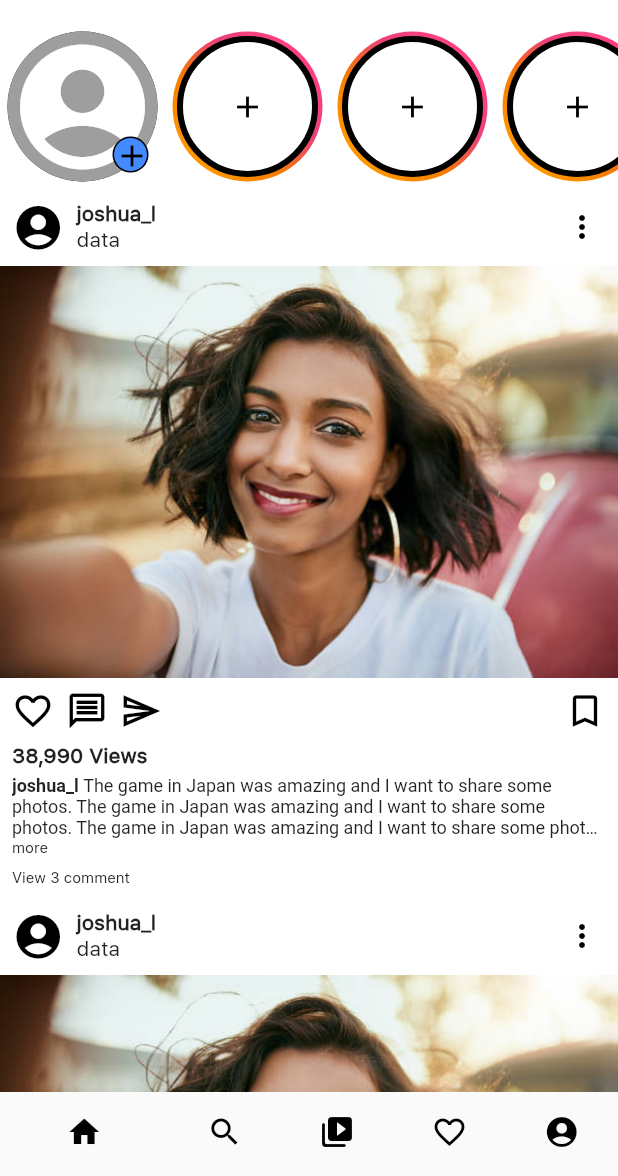
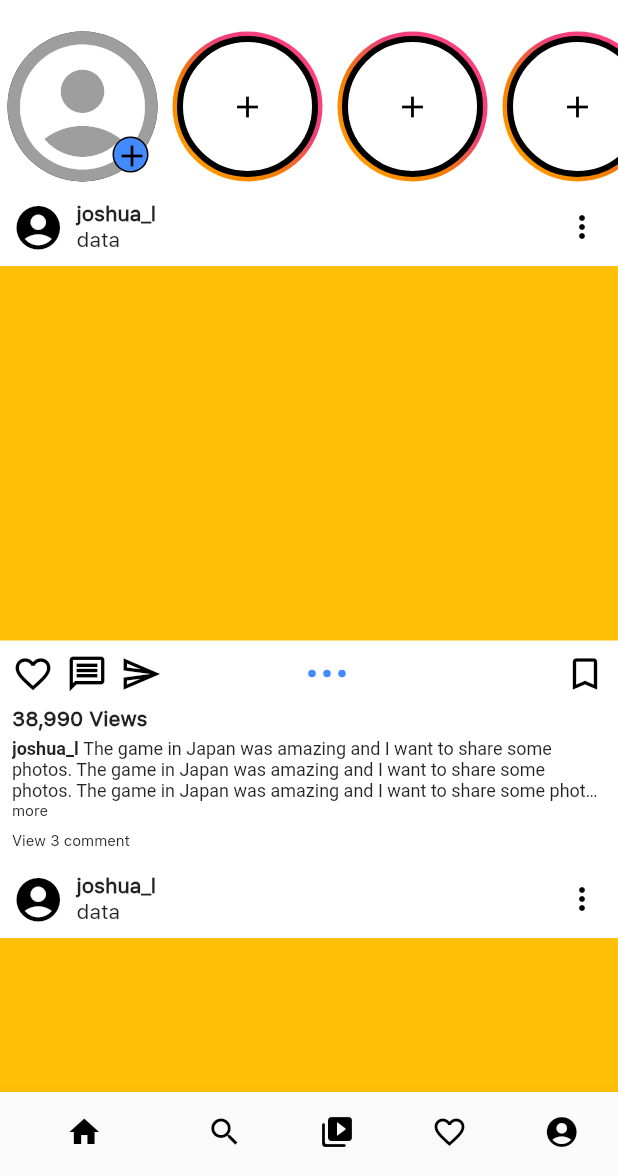
Before and after one commit to usmanabdulmajid/instagram_clone, a Flutter app: the screen it shows after launch, on a phone screen of 412 x 824 dp, the part 60-1236 px from its top. Run offline on Flutter 3.47's test engine with Material 2 defaults, Android fonts, the phone set to English and light mode, and no system bars; missing offline and left inert: language_picker.

Commit message:
Added bookmark

```diff
--- a/lib/features/home/presentation/widgets/ImagePost.dart
+++ b/lib/features/home/presentation/widgets/ImagePost.dart
@@ -14,26 +14,34 @@ class _ImagePostState extends State<ImagePost> with TickerProviderStateMixin {
   bool _imagePageCountVisible = false;
   bool _cateloge = false;
   bool _likedPost = false;
+  bool _addedToCollection = false;
   bool _hasComment = false;
   int _commentCount = 3;
-  int _imageCount = 4;
+  int _imageCount = 3;
   int _currentImagePageNumber = 1;
-  String _imagePageCount;
+  String _imagePageCount = "";
   Size _imageSize;
 
-  AnimationController _controller;
-  Animation<double> _animation;
+  AnimationController _likedController;
+  Animation<double> _likedAnimation;
+
+  AnimationController _collectionController;
   @override
   void initState() {
     super.initState();
-    _controller = AnimationController(
+    _likedController = AnimationController(
       duration: const Duration(milliseconds: 600),
       vsync: this,
     );
-    _animation = CurvedAnimation(
-      parent: _controller,
+    _likedAnimation = CurvedAnimation(
+      parent: _likedController,
       curve: Curves.bounceOut,
     );
+    _collectionController = AnimationController(
+      duration: const Duration(milliseconds: 950),
+      vsync: this,
+    );
+
     if (_commentCount > 0) {
       _hasComment = true;
     }
@@ -46,7 +54,8 @@ class _ImagePostState extends State<ImagePost> with TickerProviderStateMixin {
   @override
   void dispose() {
     super.dispose();
-    _controller.dispose();
+    _likedController.dispose();
+    _collectionController.dispose();
   }
 
   @override
@@ -103,24 +112,52 @@ class _ImagePostState extends State<ImagePost> with TickerProviderStateMixin {
                 {
                   setState(() {
                     _likedPost = true;
-                    _controller
+                    _likedController
                         .forward()
-                        .whenComplete(() => _controller.reset());
+                        .whenComplete(() => _likedController.reset());
                   })
                 }
               else
                 {
                   setState(() {
-                    _controller
+                    _likedController
                         .forward()
-                        .whenComplete(() => _controller.reset());
+                        .whenComplete(() => _likedController.reset());
                   })
                 }
             },
-            child: Builder(builder: (BuildContext ctx) {
+            child: Builder(
+              builder: (BuildContext ctx) {
                 return Stack(
+                  fit: StackFit.passthrough,
                   children: [
-                  Image.asset("assets/images/selfie_test.jpg"),
+                    _cateloge
+                        ? ConstrainedBox(
+                            constraints: BoxConstraints.tight(
+                                Size(MediaQuery.of(context).size.width, 250)),
+                            child: PageView(
+                              scrollDirection: Axis.horizontal,
+                              onPageChanged: (index) {
+                                setState(() {
+                                  _currentImagePageNumber = index + 1;
+                                  _imagePageCount =
+                                      "$_currentImagePageNumber/$_imageCount";
+                                });
+                              },
+                              children: [
+                                Container(
+                                  color: Colors.amber,
+                                ),
+                                Container(
+                                  color: Colors.blueAccent,
+                                ),
+                                Container(
+                                  color: Colors.blueGrey,
+                                ),
+                              ],
+                            ),
+                          )
+                        : Image.asset("assets/images/selfie_test.jpg"),
                     Positioned(
                       top: ksmallSpace,
                       right: ksmallSpace,
@@ -130,7 +167,7 @@ class _ImagePostState extends State<ImagePost> with TickerProviderStateMixin {
                           duration: Duration(milliseconds: 500),
                           opacity: _imagePageCountVisible ? 1 : 0,
                           child: Container(
-                          width: 35,
+                            width: 40,
                             padding: EdgeInsets.all(ksmallSpace),
                             decoration: BoxDecoration(
                               color: Color(0xFF121212).withOpacity(0.7),
@@ -156,12 +193,38 @@ class _ImagePostState extends State<ImagePost> with TickerProviderStateMixin {
                       top: MediaQuery.of(context).size.width / 2 - 120,
                       left: MediaQuery.of(context).size.width / 2 - 40,
                       child: ScaleTransition(
-                        scale: _animation,
+                        scale: _likedAnimation,
                         child: Icon(Icons.favorite, size: 80),
-                      )),
+                      ),
+                    ),
+                    PositionedTransition(
+                      rect: RelativeRectTween(
+                        begin: RelativeRect.fromLTRB(0, 250.0 + 50, 0, -50),
+                        end: RelativeRect.fromLTRB(0, 250.0 - 49, 0, 0),
+                      ).animate(
+                        CurvedAnimation(
+                          parent: _collectionController,
+                          curve: Curves.easeInBack,
+                        ),
+                      ),
+                      child: Container(
+                        color: Colors.black,
+                        height: 50,
+                        child: ListTile(
+                          leading: Image.asset(
+                            "assets/images/selfie_test.jpg",
+                            height: 36,
+                            width: 36,
+                          ),
+                          title: Text("Saved"),
+                          trailing: Text("Save to collections"),
+                        ),
+                      ),
+                    )
                   ],
                 );
-            }),
+              },
+            ),
           ),
           Container(
             padding: EdgeInsets.all(ksmallSpace),
@@ -169,19 +232,21 @@ class _ImagePostState extends State<ImagePost> with TickerProviderStateMixin {
               crossAxisAlignment: CrossAxisAlignment.start,
               children: [
                 Row(
+                  crossAxisAlignment: CrossAxisAlignment.center,
+                  mainAxisAlignment: MainAxisAlignment.center,
                   children: [
                     GestureDetector(
                       onTap: () => {
                         setState(() {
                           _likedPost = !_likedPost;
                           if (_likedPost) {
-                            _controller
+                            _likedController
                                 .forward()
-                                .whenComplete(() => _controller.reset());
+                                .whenComplete(() => _likedController.reset());
                           }
                         })
                       },
-                      onDoubleTap: () => {_controller},
+                      onDoubleTap: () => {_likedController},
                       child: _likedPost
                           ? Icon(
                               Icons.favorite,
@@ -212,11 +277,68 @@ class _ImagePostState extends State<ImagePost> with TickerProviderStateMixin {
                     ),
                     Expanded(
                       flex: 3,
-                      child: Container(),
+                      child: Visibility(
+                        visible: _cateloge,
+                        child: Row(
+                          mainAxisAlignment: MainAxisAlignment.center,
+                          crossAxisAlignment: CrossAxisAlignment.center,
+                          children: [
+                            Container(
+                              width: 5,
+                              height: 5,
+                              decoration: BoxDecoration(
+                                color: Colors.blueAccent,
+                                borderRadius: BorderRadius.circular(5),
                               ),
-                    Icon(
-                      Icons.bookmark_border_outlined,
+                            ),
+                            Container(
+                              margin: EdgeInsets.symmetric(horizontal: 5),
+                              width: 5,
+                              height: 5,
+                              decoration: BoxDecoration(
+                                color: Colors.blueAccent,
+                                borderRadius: BorderRadius.circular(5),
+                              ),
+                            ),
+                            Container(
+                              width: 5,
+                              height: 5,
+                              decoration: BoxDecoration(
+                                color: Colors.blueAccent,
+                                borderRadius: BorderRadius.circular(5),
+                              ),
+                            ),
+                          ],
+                        ),
+                      ),
+                    ),
+                    SizedBox(
+                      width: klargeIconSize,
+                    ),
+                    SizedBox(
+                      width: klargeIconSize,
+                    ),
+                    GestureDetector(
+                      onTap: () {
+                        if (!_addedToCollection) {
+                          _collectionController.forward()
+                            ..whenComplete(
+                              () => Future.delayed(
+                                Duration(seconds: 2),
+                                _collectionController.reverse,
+                              ),
+                            );
+                        }
+                        setState(() {
+                          _addedToCollection = !_addedToCollection;
+                        });
+                      },
+                      child: Icon(
+                        _addedToCollection
+                            ? Icons.bookmark
+                            : Icons.bookmark_border_outlined,
                         size: klargeIconSize,
+                      ),
                     ),
                   ],
                 ),
```
Lines whose indentation alone changed are shown as unchanged.
